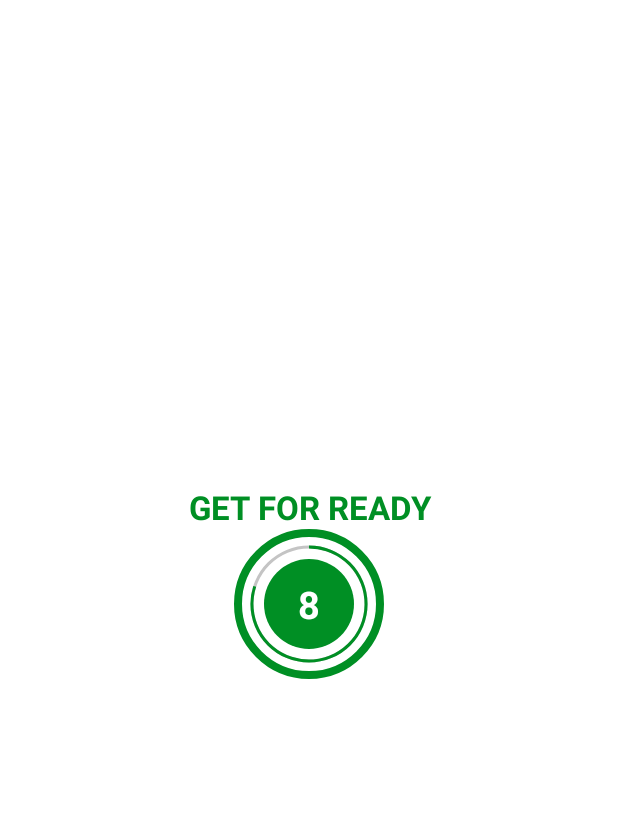
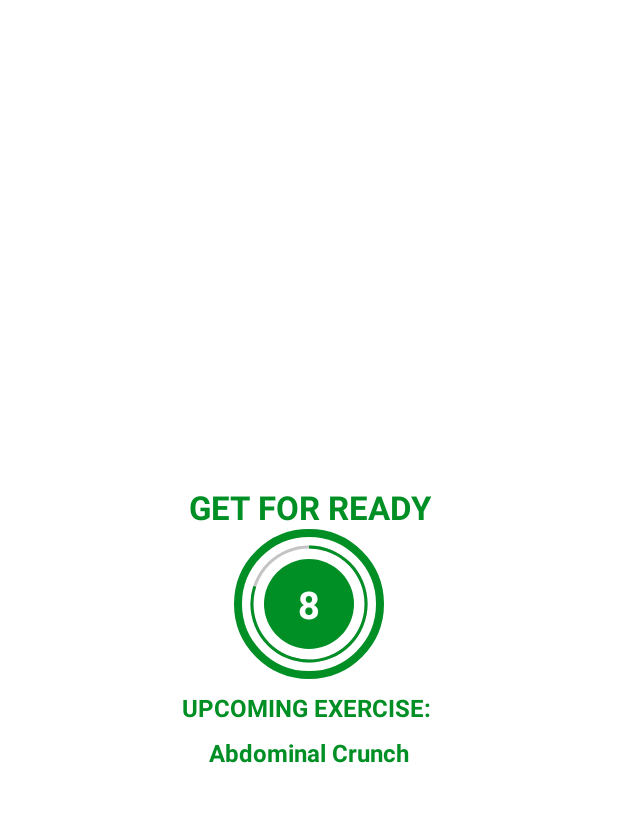
Before and after one commit to QuocDatA/WorkoutApp, an Android app: the ExerciseActivity screen opened directly, with no data from a screen before it, on a phone screen of 412 x 824 dp, the part 62-884 px from its top. Run offline under Robolectric (Android 15) with nearby library versions, the light colour scheme and no system bars.

Commit message:
add upcoming exercise

```diff
--- a/app/src/main/java/com/quocdat/workoutapp/ExerciseActivity.kt
+++ b/app/src/main/java/com/quocdat/workoutapp/ExerciseActivity.kt
@@ -45,6 +45,8 @@ class ExerciseActivity : AppCompatActivity() {
     private fun setExerciseView(){
         binding?.flProgressBar?.visibility = View.INVISIBLE
         binding?.tvTitle?.visibility = View.INVISIBLE
+        binding?.tvUpcoming?.visibility = View.INVISIBLE
+        binding?.tvUpcomingExerciseName?.visibility = View.INVISIBLE
 
         binding?.tvExercise?.visibility = View.VISIBLE
         binding?.ivImage?.visibility = View.VISIBLE
@@ -64,7 +66,7 @@ class ExerciseActivity : AppCompatActivity() {
     private fun setExerciseProgressBar(){
         binding?.progressBarExercise?.progress = restProgressExercise
 
-        restTimerExercise = object : CountDownTimer(30000, 1000){
+        restTimerExercise = object : CountDownTimer(3000, 1000){
             override fun onTick(p0: Long) {
                 restProgressExercise++
                 binding?.progressBarExercise?.progress = 30 - restProgressExercise
@@ -87,6 +89,8 @@ class ExerciseActivity : AppCompatActivity() {
     private fun setRestView(){
         binding?.flProgressBar?.visibility = View.VISIBLE
         binding?.tvTitle?.visibility = View.VISIBLE
+        binding?.tvUpcoming?.visibility = View.VISIBLE
+        binding?.tvUpcomingExerciseName?.visibility = View.VISIBLE
 
         binding?.tvExercise?.visibility = View.INVISIBLE
         binding?.ivImage?.visibility = View.INVISIBLE
@@ -96,13 +100,15 @@ class ExerciseActivity : AppCompatActivity() {
             restProgress = 0
         }
 
+        binding?.tvUpcomingExerciseName?.text = exerciseList!![currentPositionExercise + 1].getName()
+
         setRestProgressBar()
     }
 
     private fun setRestProgressBar(){
         binding?.progressBar?.progress = restProgress
 
-        restTimer = object : CountDownTimer(10000, 1000){
+        restTimer = object : CountDownTimer(3000, 1000){
             override fun onTick(p0: Long) {
                 restProgress++
                 binding?.progressBar?.progress = 10 - restProgress
--- a/app/src/main/res/layout/activity_excercise.xml
+++ b/app/src/main/res/layout/activity_excercise.xml
@@ -71,6 +71,31 @@
 
     </FrameLayout>
 
+    <TextView
+        android:id="@+id/tvUpcoming"
+        android:text="UPCOMING EXERCISE: "
+        android:layout_marginTop="8dp"
+        android:gravity="center"
+        android:textStyle="bold"
+        android:textSize="16sp"
+        app:layout_constraintBottom_toTopOf="@id/tvUpcomingExerciseName"
+        app:layout_constraintTop_toBottomOf="@id/flProgressBar"
+        android:textColor="@color/colorAccent"
+        android:layout_width="match_parent"
+        android:layout_height="wrap_content"/>
+
+    <TextView
+        android:id="@+id/tvUpcomingExerciseName"
+        tools:text="Push up"
+        android:layout_marginTop="8dp"
+        android:gravity="center"
+        android:textStyle="bold"
+        android:textSize="16sp"
+        app:layout_constraintTop_toBottomOf="@id/tvUpcoming"
+        android:textColor="@color/colorAccent"
+        android:layout_width="match_parent"
+        android:layout_height="wrap_content"/>
+
     <ImageView
         android:id="@+id/ivImage"
         android:scaleType="fitXY"
```
